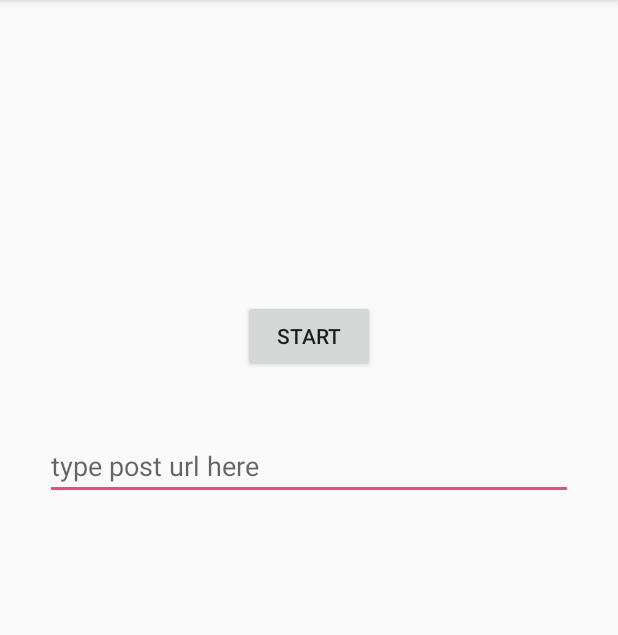
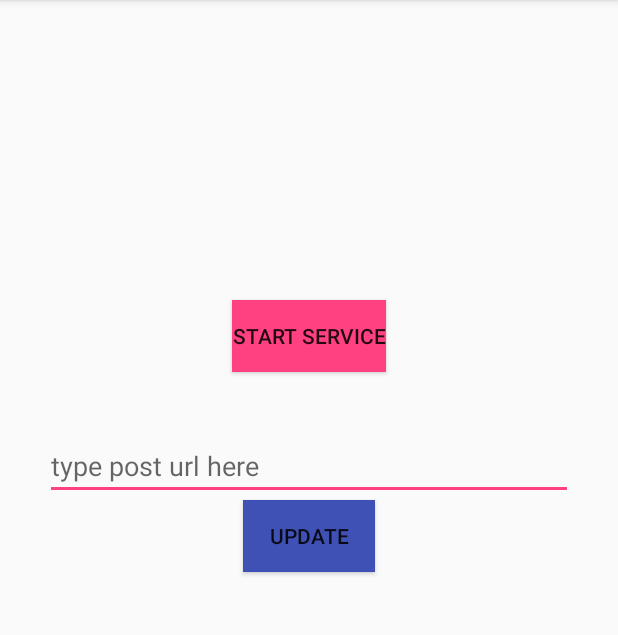
Before and after one commit to santiago91ams/calllog, an Android app: the screen it shows after launch (MainActivity), on a phone screen of 412 x 824 dp, the part 84-719 px from its top. Run offline under Robolectric (Android 15) with nearby library versions, the phone set to English and light mode, and no system bars.

```diff
--- a/Calllog/app/build.gradle
+++ b/Calllog/app/build.gradle
@@ -27,4 +27,10 @@ dependencies {
     compile 'com.android.support:appcompat-v7:25.3.1'
     compile 'com.android.support.constraint:constraint-layout:1.0.2'
     testCompile 'junit:junit:4.12'
+
+    // Retrofit
+    compile 'com.squareup.retrofit2:retrofit:2.2.0'
+    compile 'com.squareup.retrofit2:converter-gson:2.2.0'
+    compile 'com.squareup.okhttp3:logging-interceptor:3.8.1'
+    compile "com.squareup.okhttp3:okhttp-urlconnection:3.8.1"
 }
--- a/Calllog/app/src/main/AndroidManifest.xml
+++ b/Calllog/app/src/main/AndroidManifest.xml
@@ -4,6 +4,7 @@
 
     <uses-permission android:name="android.permission.READ_PHONE_STATE" />
     <uses-permission android:name="android.permission.READ_CALL_LOG" />
+    <uses-permission android:name="android.permission.INTERNET" />
 
     <application
         android:allowBackup="true"
--- a/Calllog/app/src/main/java/com/service/calllog/core/CallLogPrefs.java
+++ b/Calllog/app/src/main/java/com/service/calllog/core/CallLogPrefs.java
@@ -11,6 +11,7 @@ import android.preference.PreferenceManager;
 public class CallLogPrefs {
 
     private static final String CALL_LOG_ID = "last.sent.log";
+    private static final String POST_URL = "post.url";
     private static SharedPreferences prefs;
 
     public CallLogPrefs(Context context) {
@@ -29,5 +30,12 @@ public class CallLogPrefs {
         return prefs.getString(CALL_LOG_ID, "");
     }
 
+    public static void setPostUrl(String url){
+        prefs.edit().putString(POST_URL, url).commit();
+    }
+
+    public static String getPostURL(){
+        return prefs.getString(POST_URL, "");
+    }
 
 }
--- a/Calllog/app/src/main/java/com/service/calllog/ui/MainActivity.java
+++ b/Calllog/app/src/main/java/com/service/calllog/ui/MainActivity.java
@@ -7,35 +7,52 @@ import android.database.Cursor;
 import android.provider.CallLog;
 import android.support.v7.app.AppCompatActivity;
 import android.os.Bundle;
+import android.text.TextUtils;
 import android.util.Log;
 import android.view.View;
 import android.widget.Button;
+import android.widget.EditText;
 
 import com.service.calllog.core.CallLogPOSTModel;
 import com.service.calllog.core.CallLogPrefs;
 import com.service.calllog.core.CallLogService;
 import com.service.calllog.R;
+import com.service.calllog.ws.ApiClient;
+import com.service.calllog.ws.ApiService;
 
 import java.util.Date;
+
+import retrofit2.Call;
+import retrofit2.Callback;
+import retrofit2.Response;
+
+import static android.text.TextUtils.isEmpty;
 
 public class MainActivity extends AppCompatActivity {
 
     private CallLogService callLogService = new CallLogService();
     private boolean isServiceStarted;
-    private Button serviceControl;
+    private Button serviceControl, updateWsUrl;
+    private EditText urlInput;
 
     @Override
     protected void onCreate(Bundle savedInstanceState) {
         super.onCreate(savedInstanceState);
         setContentView(R.layout.activity_main);
-        serviceControl = (Button) findViewById(R.id.button);
+        serviceControl = (Button) findViewById(R.id.start_service);
+        updateWsUrl = (Button) findViewById(R.id.update_ws_url);
+        urlInput = (EditText) findViewById(R.id.input_post_url);
 
         isServiceStarted = checkIfServiceIsRunning(CallLogService.class);
 
         if (isServiceStarted) {
-            serviceControl.setText("Stop");
+            serviceControl.setText("Stop service");
         } else {
-            serviceControl.setText("Start");
+            serviceControl.setText("Start service");
+        }
+        CallLogPrefs prefs = new CallLogPrefs(this);
+        if (!TextUtils.isEmpty(prefs.getPostURL())) {
+            urlInput.setHint(prefs.getPostURL());
         }
 
         serviceControl.setOnClickListener(new View.OnClickListener() {
@@ -43,15 +60,28 @@ public class MainActivity extends AppCompatActivity {
             public void onClick(View v) {
 
                 if (isServiceStarted) {
-                    updateService("Start", false);
+                    updateService("Start service", false);
                     callLogService.stopService();
                 } else {
-                    updateService("Stop", true);
+                    updateService("Stop service", true);
                     startService(new Intent(MainActivity.this, CallLogService.class));
                 }
 
             }
         });
+
+        updateWsUrl.setOnClickListener(new View.OnClickListener() {
+            @Override
+            public void onClick(View v) {
+                String url = urlInput.getText().toString();
+                if (!isEmpty(url)) {
+                    CallLogPrefs.setPostUrl(url);
+                    urlInput.setText("");
+                    urlInput.setHint(url);
+                }
+            }
+        });
+
 
     }
 
@@ -82,6 +112,28 @@ public class MainActivity extends AppCompatActivity {
             Log.d("xtag", "time to post a new log with id: " + convertDateToMilis(callDayTime));
 
             CallLogPOSTModel callLogPOSTModel = new CallLogPOSTModel(phNumber, callType, callDate, callDuration);
+
+            postPhoneLog(callLogPOSTModel);
         }
     }
+
+    public void postPhoneLog(CallLogPOSTModel callLogPOSTModel) {
+
+        ApiService apiService =
+                ApiClient.getClient().create(ApiService.class);
+
+        Call<Void> call = apiService.sendPhoneLog(CallLogPrefs.getPostURL(), callLogPOSTModel);
+        call.enqueue(new Callback<Void>() {
+            @Override
+            public void onResponse(Call<Void> call, Response<Void> response) {
+
+            }
+
+            @Override
+            public void onFailure(Call<Void> call, Throwable t) {
+
+            }
+        });
+    }
+
 }
--- /dev/null
+++ b/Calllog/app/src/main/java/com/service/calllog/ws/ApiService.java
@@ -0,0 +1,18 @@
+package com.service.calllog.ws;
+
+import com.service.calllog.core.CallLogPOSTModel;
+
+import retrofit2.Call;
+import retrofit2.http.Body;
+import retrofit2.http.POST;
+import retrofit2.http.Path;
+
+/**
+ * Created by ghitaistrate on 01/08/2017.
+ */
+
+
+public interface ApiService {
+    @POST("{fullUrl}")
+    Call<Void> sendPhoneLog(@Path(value = "fullUrl", encoded = true) String fullUrl, @Body CallLogPOSTModel phoneLog);
+}
--- a/Calllog/app/src/main/res/layout/activity_main.xml
+++ b/Calllog/app/src/main/res/layout/activity_main.xml
@@ -8,16 +8,17 @@
     tools:context="com.service.calllog.ui.MainActivity">
 
     <Button
-        android:id="@+id/button"
+        android:id="@+id/start_service"
         android:layout_width="wrap_content"
         android:layout_height="wrap_content"
         android:layout_marginTop="200dp"
         android:layout_gravity="center"
+        android:background="@color/colorAccent"
         android:text="Button"/>
 
 
     <EditText
-        android:id="@+id/post_url"
+        android:id="@+id/input_post_url"
         android:layout_marginTop="40dp"
         android:layout_marginRight="30dp"
         android:layout_marginLeft="30dp"
@@ -25,4 +26,13 @@
         android:layout_width="match_parent"
         android:layout_height="wrap_content" />
 
+    <Button
+        android:id="@+id/update_ws_url"
+        android:layout_width="wrap_content"
+        android:layout_height="wrap_content"
+        android:layout_gravity="center"
+        android:background="@color/colorPrimary"
+        android:text="update"/>
+
+
 </android.widget.LinearLayout>
```
Also changed, not shown: Calllog/app/src/main/java/com/service/calllog/ws/ApiClient.java (added, +71 -0 lines).
